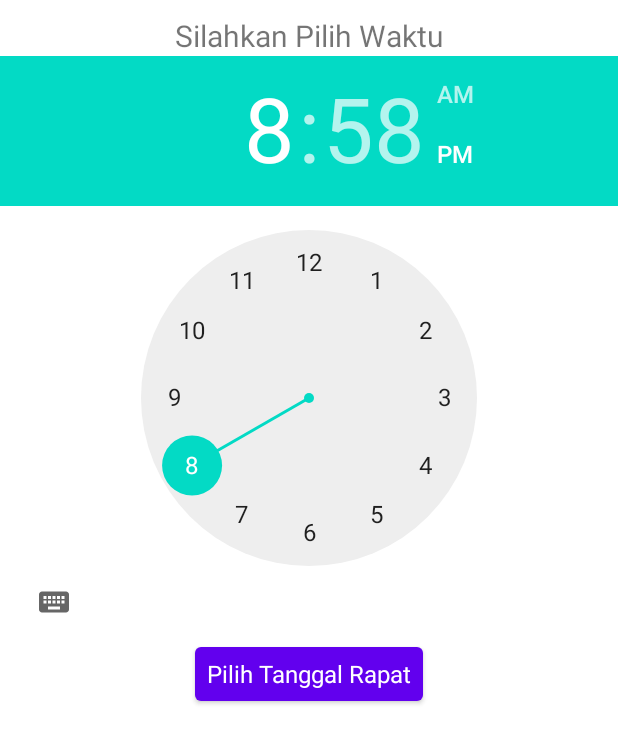
After one commit to mrtriyadi/JadwalRapat, an Android app: the layout set_time_dialog.xml on its own in the app's theme, with its tools: preview values and no code run, on a phone screen of 412 x 824 dp. The commit adds this screen. Shown: the top 743 px of the screen. Run offline under Robolectric (Android 15) with nearby library versions, the phone set to English and light mode, and no system bars.

Commit message:
first commit

```diff
--- a/app/src/main/res/layout/activity_main.xml
+++ b/app/src/main/res/layout/activity_main.xml
@@ -21,7 +21,8 @@
     <androidx.recyclerview.widget.RecyclerView
         android:id="@+id/rv_list_rapat"
         android:layout_width="match_parent"
-        android:layout_height="wrap_content"
+        android:layout_height="match_parent"
+        android:layout_marginBottom="50dp"
         app:layout_constraintLeft_toLeftOf="parent"
         app:layout_constraintRight_toRightOf="parent"
         app:layout_constraintTop_toBottomOf="@id/tv_judul"
@@ -35,7 +36,7 @@
         android:text="Tambah Rapat"
         app:layout_constraintBottom_toBottomOf="parent"
         app:layout_constraintRight_toRightOf="parent"
-        app:layout_constraintLeft_toLeftOf="parent"
+        android:layout_marginRight="15dp"
         />
 
 </androidx.constraintlayout.widget.ConstraintLayout>
--- /dev/null
+++ b/app/src/main/res/layout/set_time_dialog.xml
@@ -0,0 +1,38 @@
+<?xml version="1.0" encoding="utf-8"?>
+<androidx.constraintlayout.widget.ConstraintLayout xmlns:android="http://schemas.android.com/apk/res/android"
+    android:layout_width="match_parent"
+    app:layout_constraintWidth_percent="0.75"
+    android:layout_height="wrap_content"
+    xmlns:app="http://schemas.android.com/apk/res-auto">
+
+    <TextView
+        android:id="@+id/tv_title"
+        android:layout_width="match_parent"
+        android:layout_height="wrap_content"
+        app:layout_constraintTop_toTopOf="parent"
+        android:textSize="20sp"
+        android:layout_margin="10dp"
+        android:text="Silahkan Pilih Waktu"
+        android:textAlignment="center"
+        />
+
+    <TimePicker
+        android:id="@+id/dt_tambah_rapat"
+        android:layout_width="wrap_content"
+        android:layout_height="wrap_content"
+        app:layout_constraintLeft_toLeftOf="@id/tv_title"
+        app:layout_constraintRight_toRightOf="@id/tv_title"
+        app:layout_constraintTop_toBottomOf="@id/tv_title"
+        />
+
+    <Button
+        android:id="@+id/btn_set_time"
+        android:layout_width="wrap_content"
+        android:layout_height="wrap_content"
+        app:layout_constraintTop_toBottomOf="@id/dt_tambah_rapat"
+        app:layout_constraintLeft_toLeftOf="@id/dt_tambah_rapat"
+        app:layout_constraintRight_toRightOf="@id/dt_tambah_rapat"
+        style="@style/Widget.AppCompat.DropDownItem.Spinner"
+        android:text="Pilih Tanggal Rapat"
+    />
+</androidx.constraintlayout.widget.ConstraintLayout>
```
Also changed, not shown: app/src/main/java/com/renditriyadi/jadwalrapat/MainActivity.kt (+44 -27 lines), app/src/main/res/layout/set_date_dialog.xml (added, +38 -0 lines), app/src/main/res/layout/tambah_rapat_dialog.xml (renamed from app/src/main/res/layout/layout_custom_dialog.xml, +23 -15 lines).
